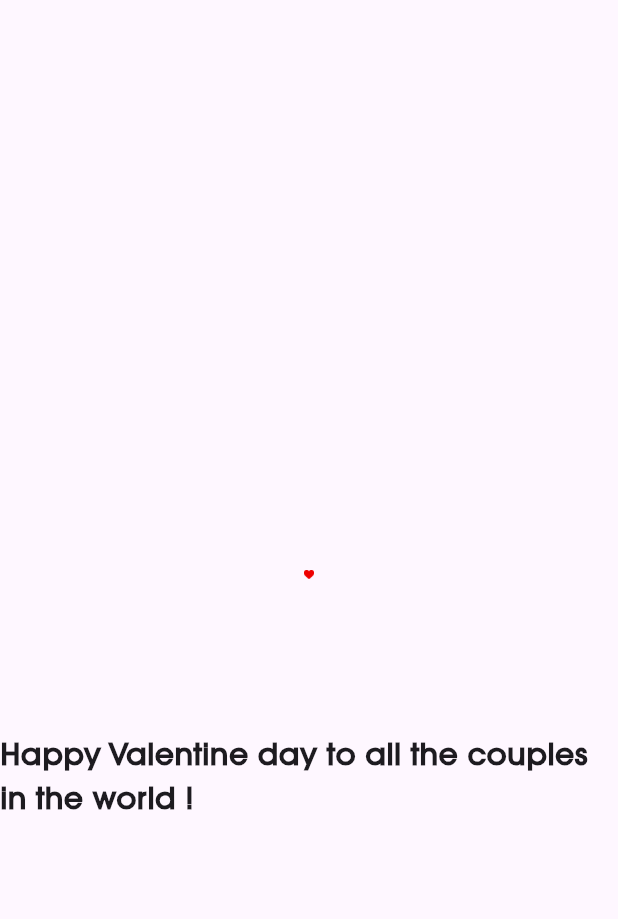
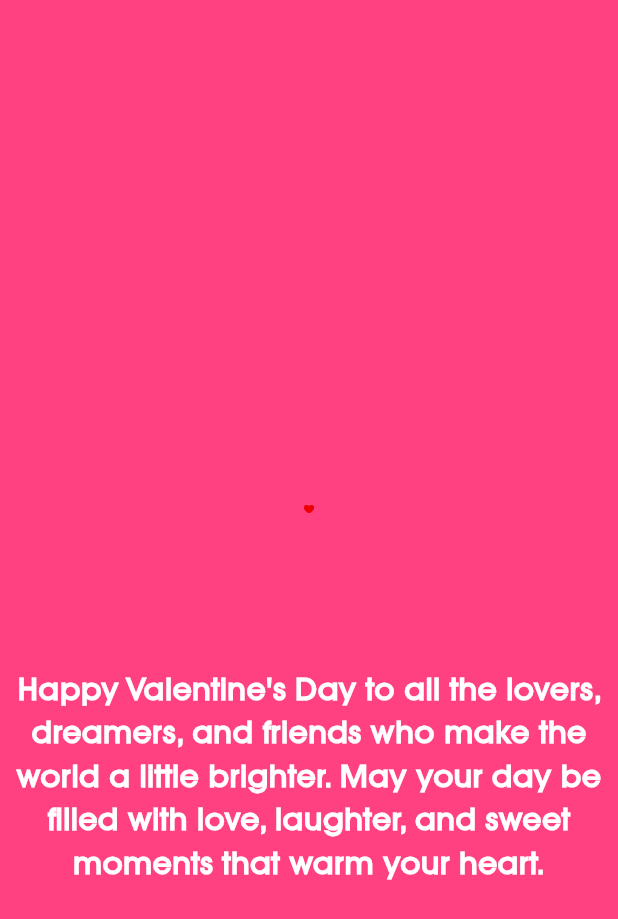
Before and after one commit to Huunguyen25/valentine, a Flutter app: the screen it shows after launch, on a phone screen of 412 x 824 dp. Shown: the top 919 px of the screen. Run offline on Flutter 3.47's test engine with Material 3 defaults, Android fonts, the phone set to English and light mode, and no system bars.

Commit message:
adding background color and text color

```diff
--- a/lib/main.dart
+++ b/lib/main.dart
@@ -42,6 +42,7 @@
   @override
   Widget build(BuildContext context) {
     return Scaffold(
+      backgroundColor: Colors.pinkAccent,
       body: Center(
         child: Column(
           mainAxisAlignment: MainAxisAlignment.center,
@@ -58,9 +59,13 @@
               ),
             ),
             Text(
-              "Happy Valentine day to all the couples in the world !",
+              "Happy Valentine's Day to all the lovers, dreamers, and friends who make the world a little brighter. May your day be filled with love, laughter, and sweet moments that warm your heart.",
+              textAlign: TextAlign.center,
               style: TextStyle(
-                  fontSize: 20, fontWeight: FontWeight.bold, fontFamily: 'ITC'),
+                  fontSize: 20,
+                  fontWeight: FontWeight.bold,
+                  fontFamily: 'ITC',
+                  color: Colors.white),
             ),
           ],
         ),
```
